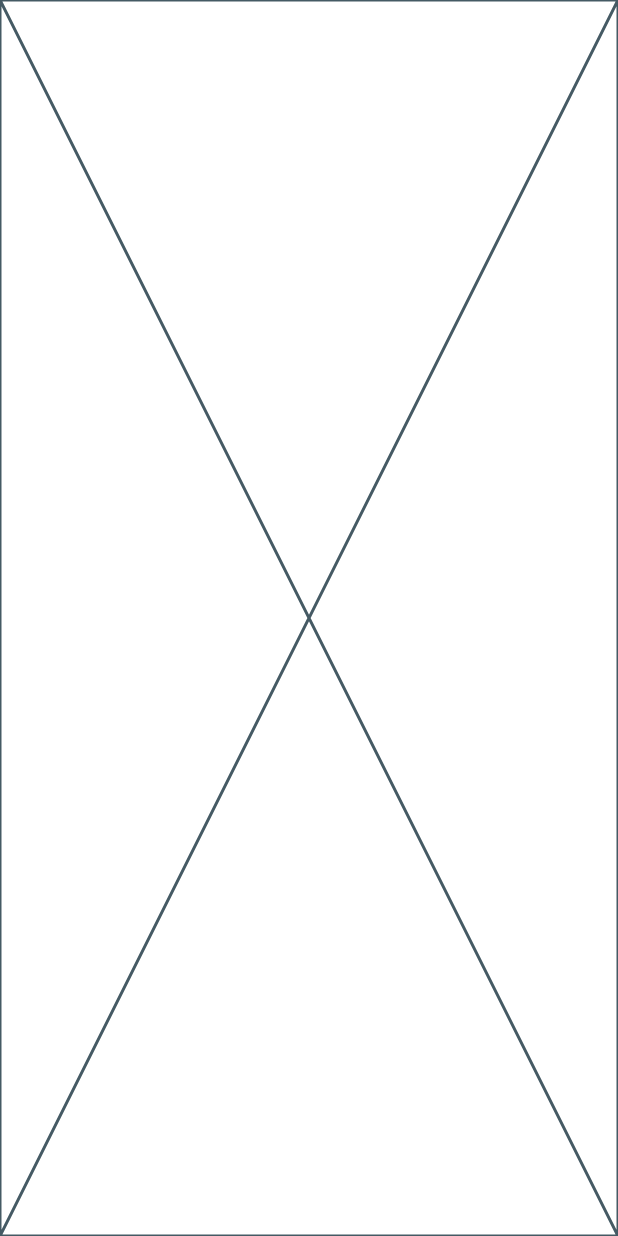
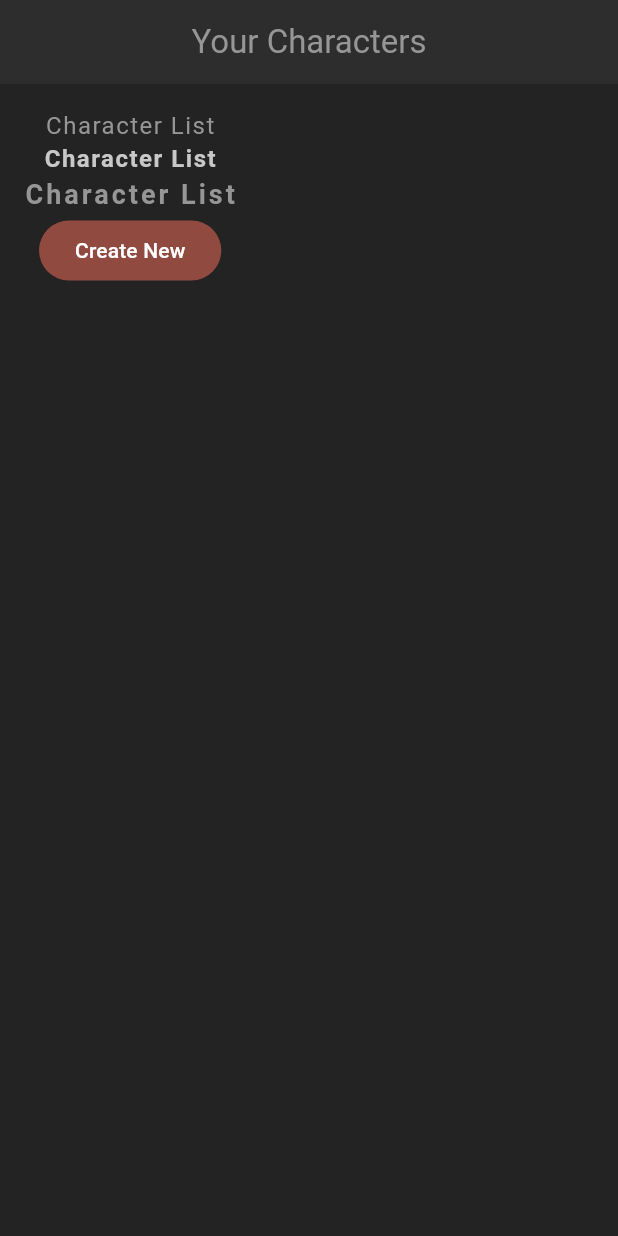
Before and after one commit to ouchyn/netninjarpg, a Flutter app: the screen it shows after launch, on a phone screen of 412 x 824 dp. Run offline on Flutter 3.47's test engine with Material 3 defaults, Android fonts, the light colour scheme and no system bars.

Commit message:
lesson 21 done

```diff
--- a/lib/main.dart
+++ b/lib/main.dart
@@ -1,14 +1,13 @@
 import 'package:flutter/material.dart';
+import 'package:netninjarpg/screens/home.dart';
+import 'package:netninjarpg/theme.dart';
 
 void main() {
-  runApp(MyApp());
+  runApp(
+    MaterialApp(
+      home: Home(),
+      debugShowCheckedModeBanner: false,
+      theme: primaryTheme,
+    ),
+  );
 }
-
-class MyApp extends StatelessWidget {
-  const MyApp({super.key});
-
-  @override
-  Widget build(BuildContext context) {
-    return const Placeholder();
-  }
-}
--- /dev/null
+++ b/lib/screens/home.dart
@@ -0,0 +1,47 @@
+import 'package:flutter/material.dart';
+
+class Home extends StatefulWidget {
+  const Home({super.key});
+
+  @override
+  State<Home> createState() => _HomeState();
+}
+
+class _HomeState extends State<Home> {
+  @override
+  Widget build(BuildContext context) {
+    return Scaffold(
+      appBar: AppBar(
+        title: const Text('Your Characters'),
+        centerTitle: true,
+      ),
+      body: Container(
+        padding: const EdgeInsets.all(16),
+        child: Column(
+          children: [
+            const Text('Character List'),
+            Text('Character List', style: Theme.of(context).textTheme.headlineMedium),
+            Text('Character List', style: Theme.of(context).textTheme.titleMedium),
+            FilledButton(onPressed: () {}, child: const Text('Create New')),
+          ],
+        ),
+      ),
+    );
+  }
+}
+
+class Sandbox extends StatelessWidget {
+  const Sandbox({super.key});
+
+  @override
+  Widget build(BuildContext context) {
+    return Scaffold(
+      appBar: AppBar(
+        title: const Text('Sandbox'),
+        centerTitle: true,
+        backgroundColor: Colors.grey,
+      ),
+      body: const Text('Sandbox'),
+    );
+  }
+}
```
Also changed, not shown: lib/theme.dart (added, +53 -0 lines), lib/pages/home.dart (deleted).
